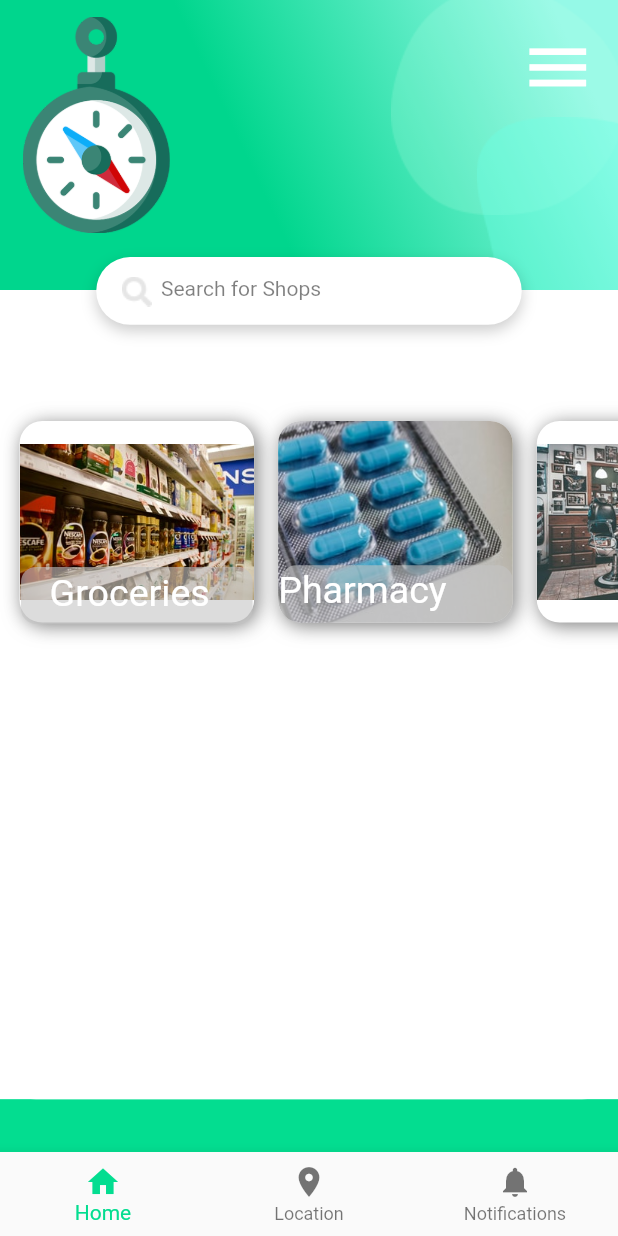
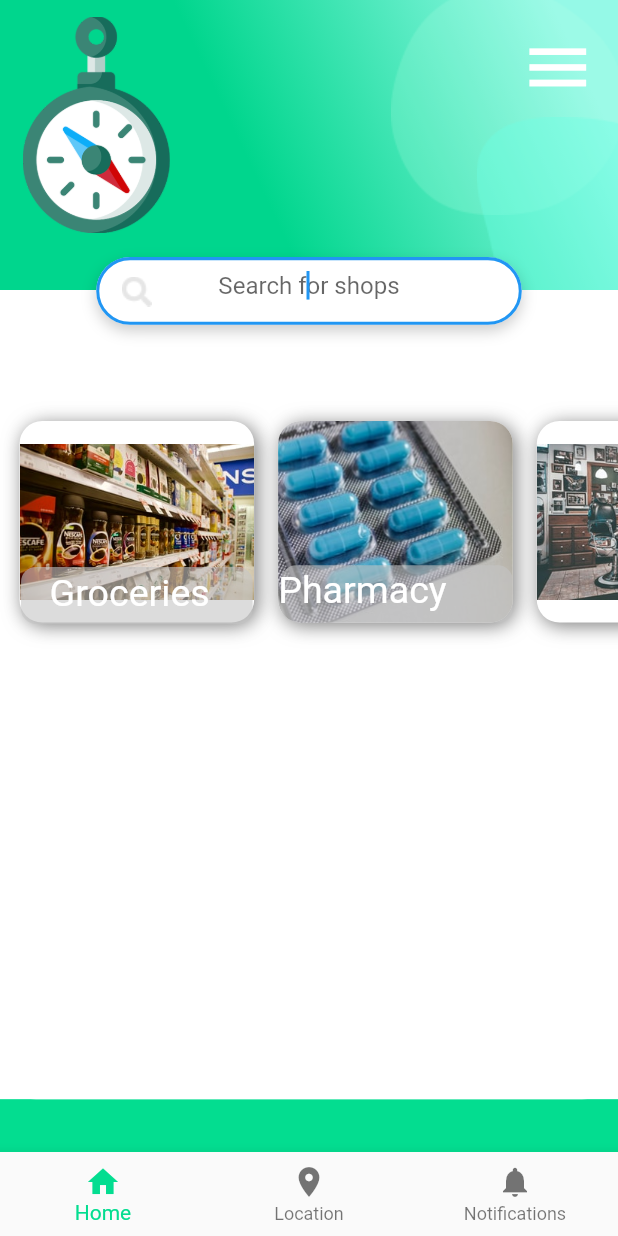
Before and after one commit to advaith-unnikrishnan/app, a Flutter app: the screen it shows after launch, on a phone screen of 412 x 824 dp. Run offline on Flutter 3.47's test engine with Material 2 defaults, Android fonts, the phone set to English and light mode, and no system bars; Roboto replaces fonts that are missing (Cera Pro).

```diff
--- a/lib/main.dart
+++ b/lib/main.dart
@@ -245,6 +245,22 @@ class _MyAppState extends State<MyApp> {
                                               child: Container(
                                                   width: 283,
                                                   height: 45,
+                                                  child: new TextField(
+                                                    autofocus: true,
+                                                    decoration: InputDecoration(
+                                                        border: OutlineInputBorder(
+                                                          borderRadius:
+                                                          BorderRadius.circular(30),
+                                                          borderSide: BorderSide(
+                                                            color: Colors.blueAccent,
+                                                            style: BorderStyle.solid,
+                                                          ),
+                                                        ),
+                                                        hintText: 'Search for'
+                                                            ' shops',
+                                                    ),
+                                                    textAlign: TextAlign.center,
+                                                  ),
                                                   decoration: BoxDecoration(
                                                     borderRadius:
                                                         BorderRadius.only(
@@ -277,23 +293,22 @@ class _MyAppState extends State<MyApp> {
                                                   image: AssetImage(
                                                 'images/searchicon.png',
                                               ))),
-                                          Positioned(
-                                              top: 15,
-                                              left: 43,
-                                              child: Text(
-                                                'Search for Shops',
-                                                textAlign: TextAlign.left,
-                                                style: TextStyle(
-                                                    color: Color.fromRGBO(
-                                                        0, 0, 0, 0.5),
-                                                    //fontFamily: 'Roboto',
-                                                    fontSize: 14,
-                                                    letterSpacing:
-                                                        0 /*percentages not used in flutter. defaulting to zero*/,
-                                                    fontWeight:
-                                                        FontWeight.normal,
-                                                    height: 1),
-                                              )),
+//                                          Positioned(
+//                                              top: 15,
+//                                              left: 43,
+//                                              child: new TextField(
+//                                                decoration: InputDecoration(
+//                                                  border: OutlineInputBorder(
+//                                                    borderRadius:
+//                                                    BorderRadius.circular(30),
+//                                                    borderSide: BorderSide(
+//                                                      color: Colors.blueAccent,
+//                                                      style: BorderStyle.solid,
+//                                                    ),
+//                                                  ),
+//                                                  hintText: 'Search for shops'
+//                                                ),
+//                                              )),
                                         ]))),
 
                                 //Grocery
```
